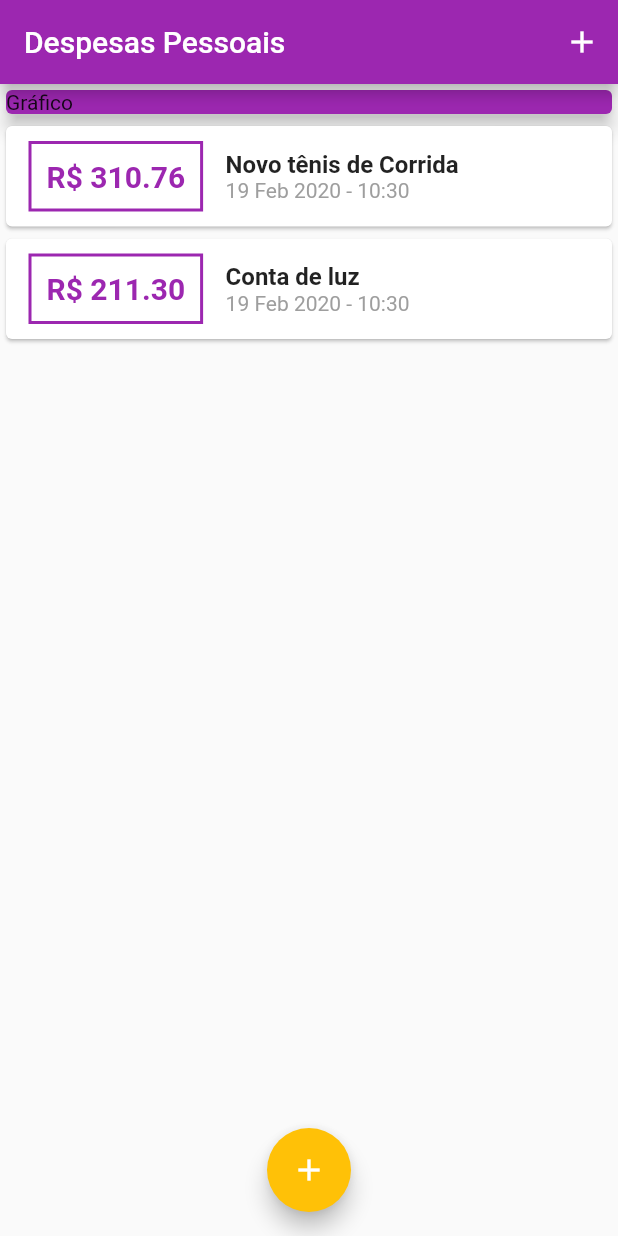
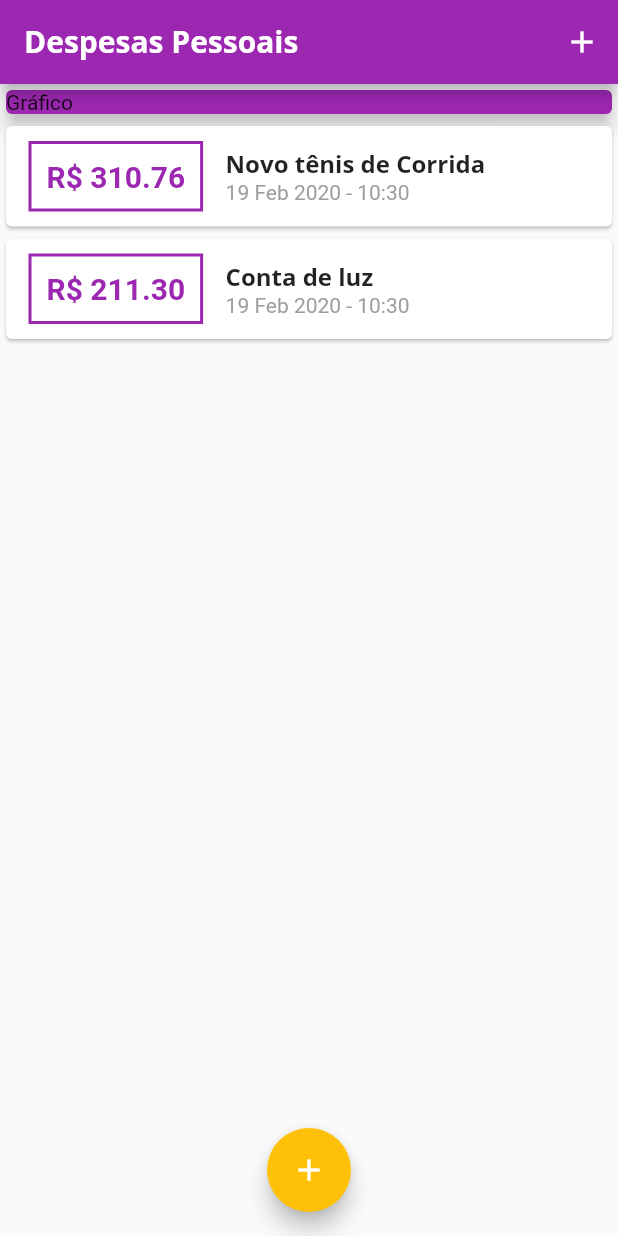
Before and after one commit to carlosrjr/Personal-Expenses, a Flutter app: the screen it shows after launch, on a phone screen of 412 x 824 dp. Run offline on Flutter 3.47's test engine with Material 2 defaults, Android fonts, the phone set to English and light mode, and no system bars.

Commit message:
[UP] Modificaçao da fonte e do tema padrao

```diff
--- a/lib/components/transaction_list.dart
+++ b/lib/components/transaction_list.dart
@@ -44,8 +44,13 @@ class TransactionList extends StatelessWidget {
                   children: <Widget>[
                     Text(
                       tr.title,
-                      style:
-                          TextStyle(fontWeight: FontWeight.bold, fontSize: 16),
+                      style: Theme.of(context).textTheme.title,
+                      /*
+                      style: TextStyle(
+                        fontWeight: FontWeight.bold,
+                        fontSize: 16,
+                      ),
+                      */
                     ),
                     Text(
                       DateFormat('d MMM y - hh:mm').format(tr.date),
--- a/lib/main.dart
+++ b/lib/main.dart
@@ -14,6 +14,23 @@ class ExpensesApp extends StatelessWidget {
       theme: ThemeData(
         primarySwatch: Colors.purple,
         accentColor: Colors.amber,
+        fontFamily: 'Quicksand',
+        textTheme: ThemeData.light().textTheme.copyWith(
+          title: TextStyle(
+            fontFamily: 'OpenSans',
+            fontSize: 16,
+            fontWeight: FontWeight.bold,
+          ),
+        ),
+        appBarTheme: AppBarTheme(
+          textTheme: ThemeData.light().textTheme.copyWith(
+            title: TextStyle(
+              fontFamily: 'OpenSans',
+              fontSize: 20,
+              fontWeight: FontWeight.bold,
+            ),
+          ),
+        ),
       ),
     );
   }
@@ -69,7 +86,12 @@ class _MyHomePageState extends State<MyHomePage> {
     return Center(
       child: Scaffold(
         appBar: AppBar(
-          title: Text('Despesas Pessoais'),
+          title: Text(
+            'Despesas Pessoais',
+            style: TextStyle(
+              fontFamily: 'OpenSans',
+            ),
+          ),
           actions: <Widget>[
             IconButton(
               icon: Icon(
```
Also changed, not shown: pubspec.yaml (+11 -6 lines), assets/fonts/OpenSans-Bold.ttf (added), assets/fonts/OpenSans-BoldItalic.ttf (added), assets/fonts/OpenSans-ExtraBold.ttf (added), assets/fonts/OpenSans-ExtraBoldItalic.ttf (added), assets/fonts/OpenSans-Italic.ttf (added), assets/fonts/OpenSans-Light.ttf (added), assets/fonts/OpenSans-LightItalic.ttf (added), assets/fonts/OpenSans-Regular.ttf (added), assets/fonts/OpenSans-SemiBold.ttf (added), assets/fonts/OpenSans-SemiBoldItalic.ttf (added), assets/fonts/Quicksand-Bold.ttf (added), assets/fonts/Quicksand-Light.ttf (added), assets/fonts/Quicksand-Medium.ttf (added), 2 more files.
